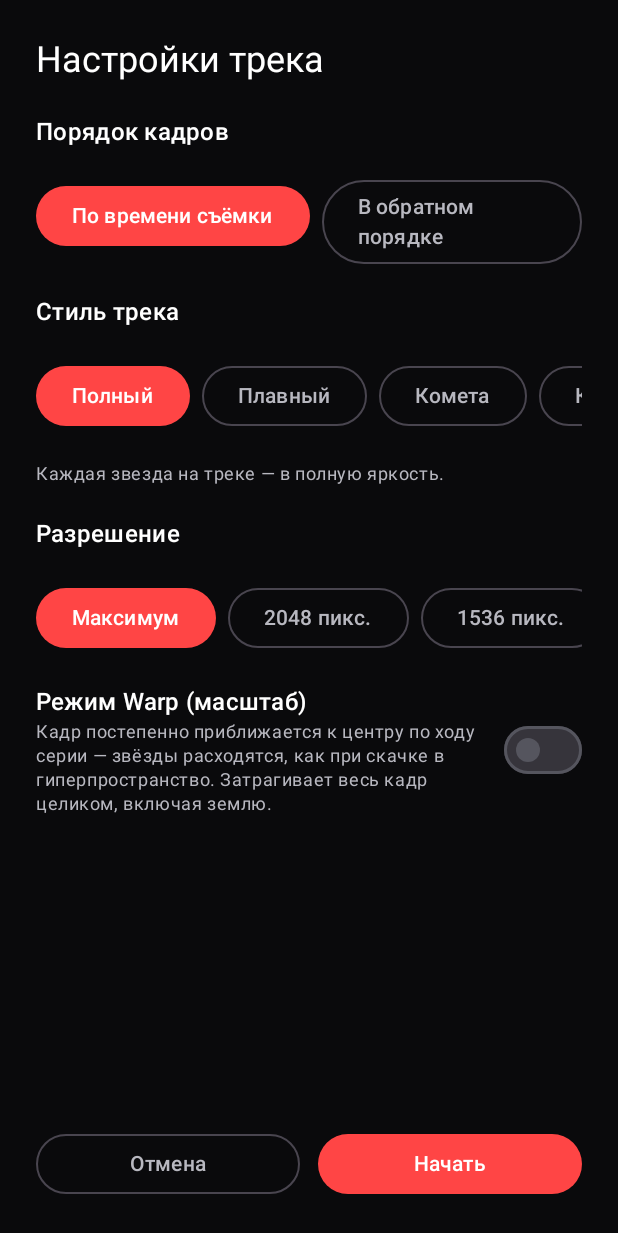
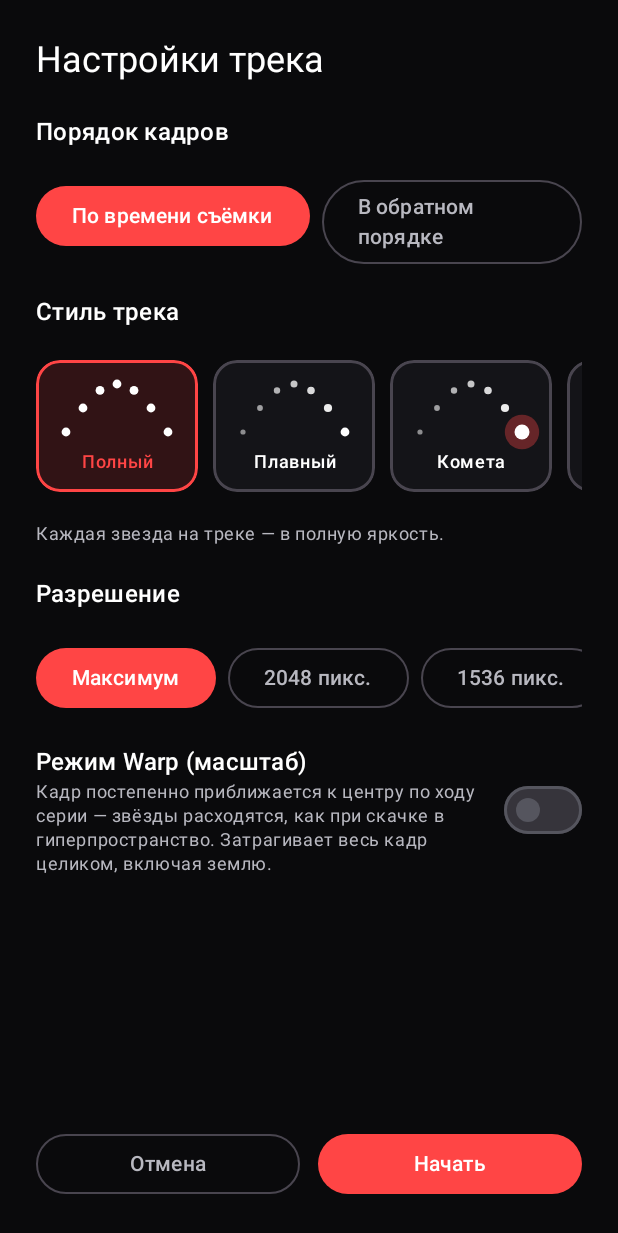
Before and after one commit to flyboyhigh777-coder/astrophotography, an Android app built with Jetpack Compose: the composable TrailOptionsScreen shown on its own in the app's theme, on a phone screen of 412 x 824 dp. Shown: the top 1233 px of the screen. Run offline under Robolectric (Android 15) with nearby library versions, the phone set to English and light mode, and no system bars.

Commit message:
Trail style picker: mini-illustration cards instead of plain text chips
Each trail style card now draws a small preview of the effect itself
(dots along an arc, sized/brightened per the style's weight curve -
same shape as StarTrail.weightAndScale, simplified for a 76x40dp
preview) with a red-accent border and highlight when selected, instead
of a bare OutlinedButton/Button chip. Labels stay in the same Text
nodes so existing UI-test text lookups (Roborazzi/TrailFlowTest) still
find and click them via Compose's merged clickable semantics.

Co-Authored-By: Claude Sonnet 5 <noreply@anthropic.com>
Claude-Session: https://claude.ai/code/session_01TpkpppBPWsSNq313pZ8vnH

```diff
--- a/android-project/app/src/main/kotlin/com/astrostacker/app/ui/TrailScreens.kt
+++ b/android-project/app/src/main/kotlin/com/astrostacker/app/ui/TrailScreens.kt
@@ -8,6 +8,9 @@ import androidx.activity.result.PickVisualMediaRequest
 import androidx.activity.result.contract.ActivityResultContracts
 import androidx.compose.foundation.Canvas
 import androidx.compose.foundation.Image
+import androidx.compose.foundation.background
+import androidx.compose.foundation.border
+import androidx.compose.foundation.clickable
 import androidx.compose.foundation.horizontalScroll
 import androidx.compose.foundation.layout.Arrangement
 import androidx.compose.foundation.layout.Box
@@ -20,6 +23,7 @@ import androidx.compose.foundation.layout.fillMaxWidth
 import androidx.compose.foundation.layout.height
 import androidx.compose.foundation.layout.padding
 import androidx.compose.foundation.layout.size
+import androidx.compose.foundation.layout.width
 import androidx.compose.foundation.rememberScrollState
 import androidx.compose.foundation.shape.RoundedCornerShape
 import androidx.compose.foundation.verticalScroll
@@ -44,13 +48,16 @@ import androidx.compose.ui.Alignment
 import androidx.compose.ui.Modifier
 import androidx.compose.ui.draw.clip
 import androidx.compose.ui.geometry.Offset
+import androidx.compose.ui.graphics.Color
 import androidx.compose.ui.graphics.asImageBitmap
+import androidx.compose.ui.graphics.drawscope.DrawScope
 import androidx.compose.ui.graphics.drawscope.Stroke
 import androidx.compose.ui.layout.ContentScale
 import androidx.compose.ui.platform.LocalContext
 import androidx.compose.ui.res.stringResource
 import androidx.compose.ui.semantics.contentDescription
 import androidx.compose.ui.semantics.semantics
+import androidx.compose.ui.text.style.TextAlign
 import androidx.compose.ui.unit.dp
 import com.astrostacker.app.R
 import com.astrostacker.app.SaveState
@@ -336,9 +343,9 @@ private fun TrailOptionsScreen(initial: StarTrailConfig, onApply: (StarTrailConf
             }
 
             Text(stringResource(R.string.trail_style_title), style = MaterialTheme.typography.titleMedium)
-            Row(horizontalArrangement = Arrangement.spacedBy(8.dp), modifier = Modifier.horizontalScroll(rememberScrollState())) {
+            Row(horizontalArrangement = Arrangement.spacedBy(10.dp), modifier = Modifier.horizontalScroll(rememberScrollState())) {
                 for (style in TrailStyle.values()) {
-                    ChoiceChip(trailStyleLabel(style), draft.style == style) { draft = draft.copy(style = style) }
+                    TrailStyleCard(style, draft.style == style) { draft = draft.copy(style = style) }
                 }
             }
             Text(trailStyleHint(draft.style), style = MaterialTheme.typography.bodySmall, color = MaterialTheme.colorScheme.onSurfaceVariant)
@@ -373,6 +380,59 @@ private fun TrailOptionsScreen(initial: StarTrailConfig, onApply: (StarTrailConf
 @Composable
 private fun ChoiceChip(label: String, selected: Boolean, onClick: () -> Unit) {
     if (selected) Button(onClick = onClick) { Text(label) } else OutlinedButton(onClick = onClick) { Text(label) }
+}
+
+/**
+ * Карточка стиля трека: вместо голого текстового чипа - маленькая
+ * мини-иллюстрация самого эффекта (точки вдоль дуги с той же яркостью,
+ * что даст [drawTrailStylePreview] на настоящем треке), чтобы стиль было
+ * видно, а не только читаемо.
+ */
+@Composable
+private fun TrailStyleCard(style: TrailStyle, selected: Boolean, onClick: () -> Unit) {
+    val accent = MaterialTheme.colorScheme.primary
+    val background = if (selected) accent.copy(alpha = 0.16f) else MaterialTheme.colorScheme.surfaceVariant.copy(alpha = 0.4f)
+    val border = if (selected) accent else MaterialTheme.colorScheme.outlineVariant
+    Column(
+        modifier = Modifier
+            .width(108.dp)
+            .clip(RoundedCornerShape(16.dp))
+            .background(background)
+            .border(1.5.dp, border, RoundedCornerShape(16.dp))
+            .clickable(onClick = onClick)
+            .padding(vertical = 12.dp, horizontal = 6.dp),
+        horizontalAlignment = Alignment.CenterHorizontally,
+        verticalArrangement = Arrangement.spacedBy(8.dp)
+    ) {
+        Canvas(Modifier.size(width = 76.dp, height = 40.dp)) { drawTrailStylePreview(style, accent) }
+        Text(
+            trailStyleLabel(style),
+            style = MaterialTheme.typography.labelMedium,
+            color = if (selected) accent else MaterialTheme.colorScheme.onSurface,
+            textAlign = TextAlign.Center
+        )
+    }
+}
+
+/** Ряд точек вдоль дуги с яркостью/размером по кривой стиля - та же логика веса, что и в `StarTrail.weightAndScale`, упрощённо для превью. */
+private fun DrawScope.drawTrailStylePreview(style: TrailStyle, accent: Color) {
+    val dots = 7
+    val w = size.width; val h = size.height
+    for (i in 0 until dots) {
+        val t = i / (dots - 1).toFloat()
+        val x = 6f + t * (w - 12f)
+        val y = h - 6f - (kotlin.math.sin(t * Math.PI).toFloat()) * (h - 12f)
+        val isHead = style == TrailStyle.SHOOTING_STAR && i == dots - 1
+        val weight = when (style) {
+            TrailStyle.FULL -> 1f
+            TrailStyle.FADE -> 0.25f + 0.75f * t
+            TrailStyle.SHOOTING_STAR -> 0.25f + 0.75f * t
+            TrailStyle.JAVELIN -> 0.3f + 0.7f * (1f - kotlin.math.abs(t - 0.5f) * 2f)
+        }
+        val radius = (2f + weight * 2.4f) * (if (isHead) 1.7f else 1f)
+        if (isHead) drawCircle(accent.copy(alpha = 0.35f), radius = radius * 2.3f, center = Offset(x, y))
+        drawCircle(Color.White.copy(alpha = 0.35f + weight * 0.65f), radius = radius, center = Offset(x, y))
+    }
 }
 
 @Composable
```
